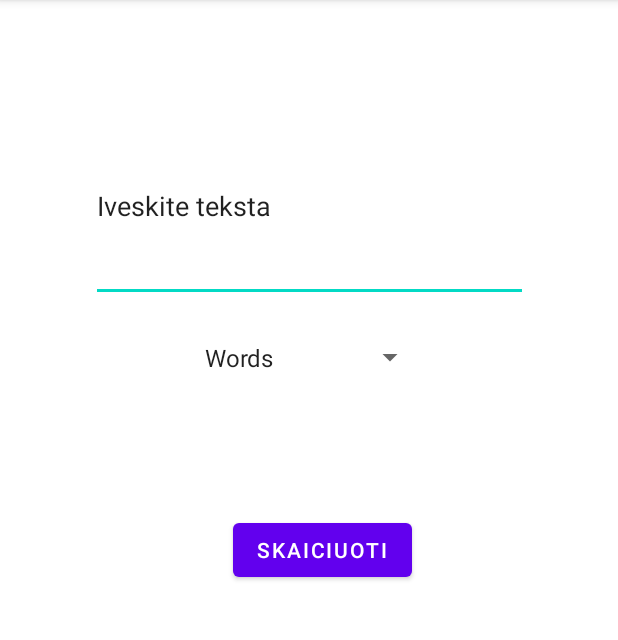
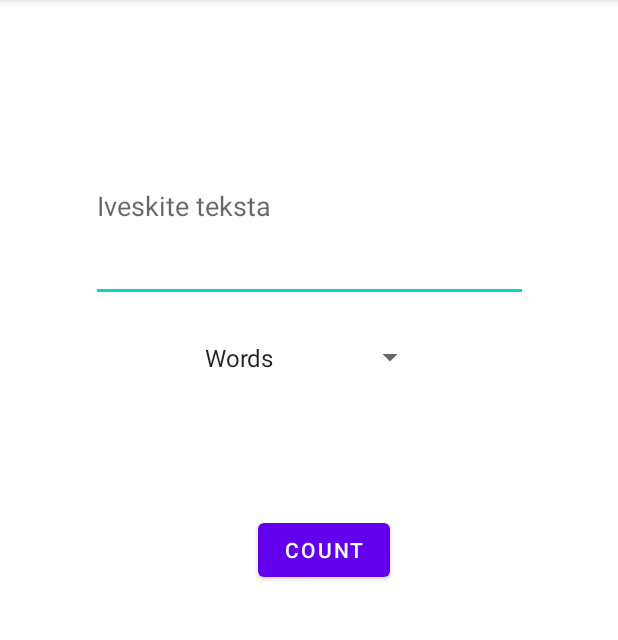
Before and after one commit to IndreATKO/AppTestingIndre, an Android app: the screen it shows after launch (MainActivity), on a phone screen of 412 x 824 dp, the part 84-724 px from its top. Run offline under Robolectric (Android 15) with nearby library versions, the phone set to English and light mode, and no system bars.

Commit message:
Objects Utils Pranesimas Words

```diff
--- a/app/src/main/java/com/example/textcounterindre/MainActivity.java
+++ b/app/src/main/java/com/example/textcounterindre/MainActivity.java
@@ -45,7 +45,7 @@ public class MainActivity extends AppCompatActivity {
             } else {
                    int charsCount = TextUtils.getCharsCount(this.txtMain.getText().toString());
                    String charsCountFormatted = String.valueOf(charsCount);
-                   this.tvResult.setText(charsCountFormatted);
+                   this.tvResult.setText("Chars: " + charsCountFormatted);
 
              }
         }
--- a/app/src/main/res/layout/activity_main.xml
+++ b/app/src/main/res/layout/activity_main.xml
@@ -22,7 +22,7 @@
         android:layout_width="291dp"
         android:layout_height="127dp"
         android:ems="10"
-        android:text="Iveskite teksta"
+        android:hint="Iveskite teksta"
         app:layout_constraintBottom_toBottomOf="parent"
         app:layout_constraintEnd_toEndOf="parent"
         app:layout_constraintStart_toStartOf="parent"
@@ -34,7 +34,7 @@
         android:layout_width="wrap_content"
         android:layout_height="wrap_content"
         android:onClick="onBtnCalculateClick"
-        android:text="Skaiciuoti"
+        android:text="Count"
         app:layout_constraintBottom_toBottomOf="parent"
         app:layout_constraintEnd_toEndOf="parent"
         app:layout_constraintHorizontal_bias="0.53"
```
